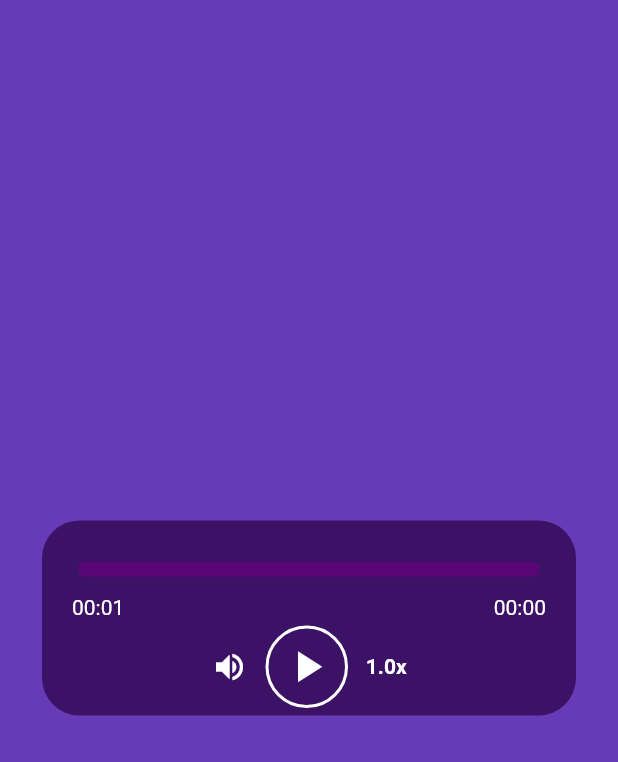
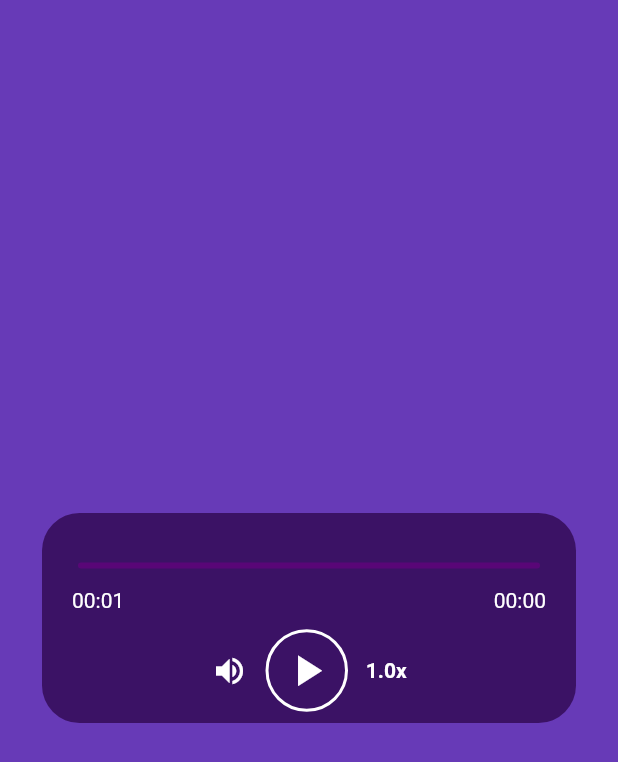
Before and after one commit to rabaun/flutter_music_player, a Flutter app: the screen it shows after launch, on a phone screen of 412 x 824 dp. Shown: the top 762 px of the screen. Run offline on Flutter 3.47's test engine with Material 2 defaults, Android fonts, the light colour scheme and no system bars; our stand-ins replace just_audio, rxdart; missing offline and left inert: audio_session.

Commit message:
reduced the thickness of the progress bar

```diff
--- a/lib/audio_player.dart
+++ b/lib/audio_player.dart
@@ -85,7 +85,7 @@ class _AudioPlayerJustState extends State<AudioPlayerJust> {
               padding: const EdgeInsets.all(28.0),
               child: Center(
                 child: Container(
-                  height: 130,
+                  height: 140,
                   width: 400,
                   decoration: BoxDecoration(
                     color: widget.backgroundColor,
@@ -323,6 +323,7 @@ class SeekBarState extends State<SeekBar> {
       children: [
         SliderTheme(
           data: _sliderThemeData.copyWith(
+            trackHeight: 4,
             thumbShape: SliderComponentShape.noThumb,
             activeTrackColor: const Color(0xffEB5757),
             inactiveTrackColor: const Color(0xff590677),
```
